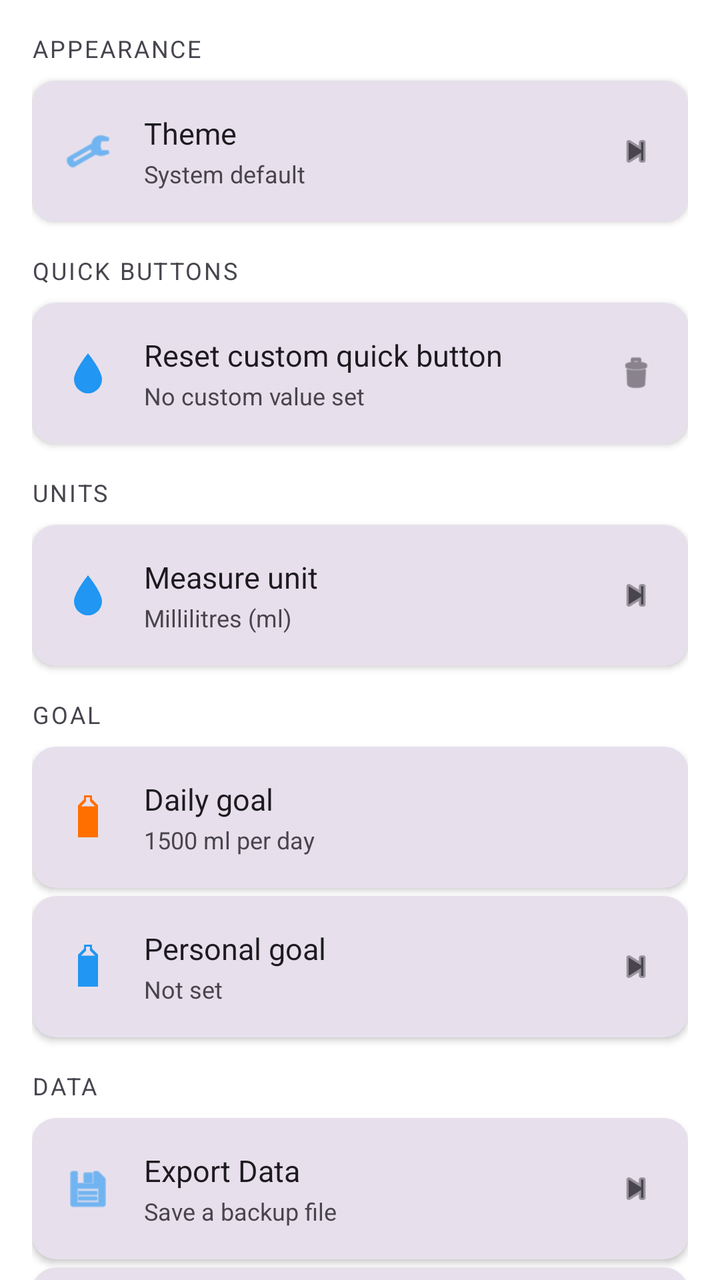
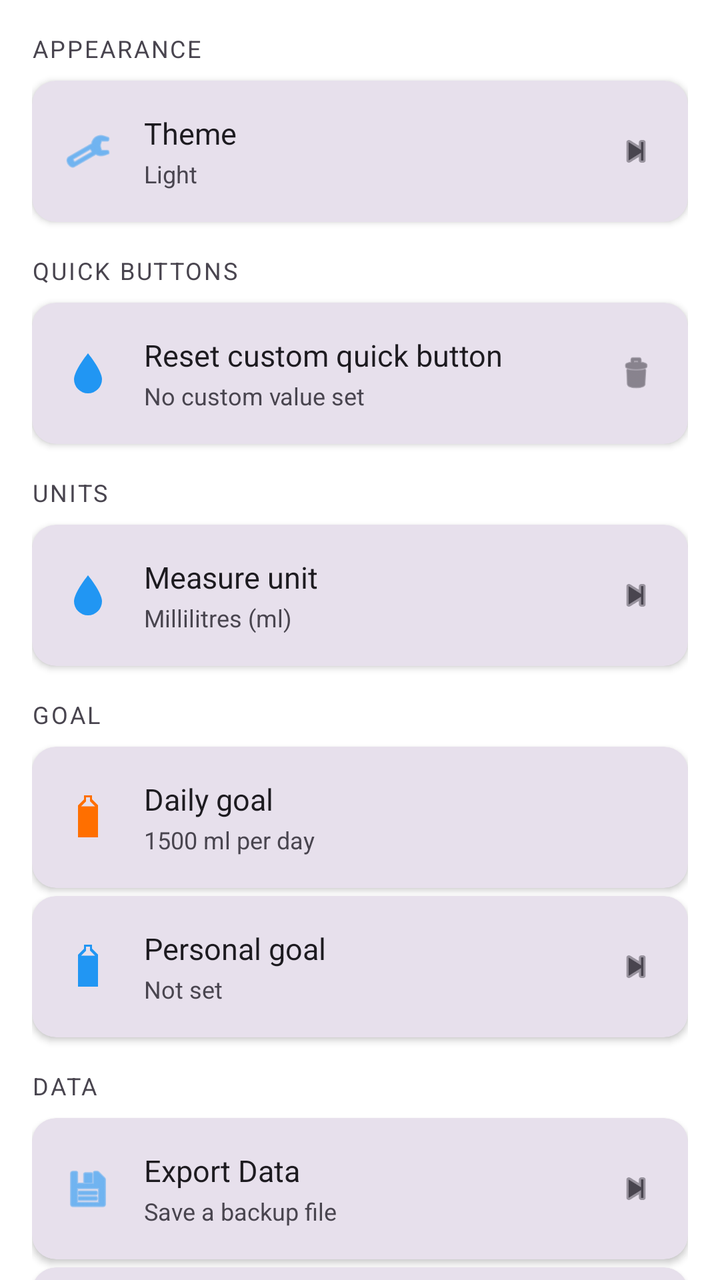

Before-and-after screenshots of an Android layout around one commit, followed by the original layout XML and the change that was made.
<!-- AndroidManifest.xml: application theme Theme.WaterReminder -->
<!-- res/layout/fragment_settings.xml -->
<?xml version="1.0" encoding="utf-8"?>
<androidx.core.widget.NestedScrollView xmlns:android="http://schemas.android.com/apk/res/android"
    xmlns:app="http://schemas.android.com/apk/res-auto"
    android:layout_width="match_parent"
    android:layout_height="match_parent"
    android:background="@color/page_background">

    <LinearLayout
        android:layout_width="match_parent"
        android:layout_height="wrap_content"
        android:orientation="vertical"
        android:padding="16dp">

        
        <TextView
            android:layout_width="match_parent"
            android:layout_height="wrap_content"
            android:layout_marginBottom="8dp"
            android:text="Appearance"
            android:textColor="?attr/colorOnSurfaceVariant"
            android:textSize="12sp"
            android:textAllCaps="true"
            android:letterSpacing="0.08" />

        <androidx.cardview.widget.CardView
            android:layout_width="match_parent"
            android:layout_height="wrap_content"
            android:layout_marginBottom="16dp"
            app:cardCornerRadius="12dp"
            app:cardElevation="2dp"
            app:cardBackgroundColor="?attr/colorSurfaceVariant">

            <LinearLayout
                android:id="@+id/row_set_theme"
                android:layout_width="match_parent"
                android:layout_height="wrap_content"
                android:orientation="horizontal"
                android:gravity="center_vertical"
                android:padding="16dp"
                android:background="?attr/selectableItemBackground"
                android:clickable="true"
                android:focusable="true">

                <ImageView
                    android:layout_width="24dp"
                    android:layout_height="24dp"
                    android:layout_marginEnd="16dp"
                    android:src="@android:drawable/ic_menu_manage"
                    android:tint="@color/brand_blue" />

                <LinearLayout
                    android:layout_width="0dp"
                    android:layout_height="wrap_content"
                    android:layout_weight="1"
                    android:orientation="vertical">

                    <TextView
                        android:layout_width="wrap_content"
                        android:layout_height="wrap_content"
                        android:text="Theme"
                        android:textColor="?attr/colorOnSurface"
                        android:textSize="15sp" />

                    <TextView
                        android:id="@+id/text_theme_current"
                        android:layout_width="wrap_content"
                        android:layout_height="wrap_content"
                        android:layout_marginTop="2dp"
                        android:text="System default"
                        android:textColor="?attr/colorOnSurfaceVariant"
                        android:textSize="12sp" />

                </LinearLayout>

                <ImageView
                    android:layout_width="20dp"
                    android:layout_height="20dp"
                    android:src="@android:drawable/ic_media_next"
                    android:tint="?attr/colorOnSurfaceVariant" />

            </LinearLayout>

        </androidx.cardview.widget.CardView>

        
        <TextView
            android:layout_width="match_parent"
            android:layout_height="wrap_content"
            android:layout_marginBottom="8dp"
            android:text="Quick buttons"
            android:textColor="?attr/colorOnSurfaceVariant"
            android:textSize="12sp"
            android:textAllCaps="true"
            android:letterSpacing="0.08" />

        <androidx.cardview.widget.CardView
            android:layout_width="match_parent"
            android:layout_height="wrap_content"
            android:layout_marginBottom="16dp"
            app:cardCornerRadius="12dp"
            app:cardElevation="2dp"
            app:cardBackgroundColor="?attr/colorSurfaceVariant">

            <LinearLayout
                android:id="@+id/row_reset_custom"
                android:layout_width="match_parent"
                android:layout_height="wrap_content"
                android:orientation="horizontal"
                android:gravity="center_vertical"
                android:padding="16dp"
                android:background="?attr/selectableItemBackground"
                android:clickable="true"
                android:focusable="true">

                <ImageView
                    android:layout_width="24dp"
                    android:layout_height="24dp"
                    android:layout_marginEnd="16dp"
                    android:src="@drawable/ic_water_drop"
                    android:tint="@color/brand_blue" />

                <LinearLayout
                    android:layout_width="0dp"
                    android:layout_height="wrap_content"
                    android:layout_weight="1"
                    android:orientation="vertical">

                    <TextView
                        android:layout_width="wrap_content"
                        android:layout_height="wrap_content"
                        android:text="Reset custom quick button"
                        android:textColor="?attr/colorOnSurface"
                        android:textSize="15sp" />

                    <TextView
                        android:id="@+id/text_custom_current"
                        android:layout_width="wrap_content"
                        android:layout_height="wrap_content"
                        android:layout_marginTop="2dp"
                        android:text="No custom value set"
                        android:textColor="?attr/colorOnSurfaceVariant"
                        android:textSize="12sp" />

                </LinearLayout>

                <ImageView
                    android:layout_width="20dp"
                    android:layout_height="20dp"
                    android:src="@android:drawable/ic_menu_delete"
                    android:tint="?attr/colorOnSurfaceVariant" />

            </LinearLayout>

        </androidx.cardview.widget.CardView>

        
        <TextView
            android:layout_width="match_parent"
            android:layout_height="wrap_content"
            android:layout_marginBottom="8dp"
            android:text="Units"
            android:textColor="?attr/colorOnSurfaceVariant"
            android:textSize="12sp"
            android:textAllCaps="true"
            android:letterSpacing="0.08" />

        <androidx.cardview.widget.CardView
            android:layout_width="match_parent"
            android:layout_height="wrap_content"
            android:layout_marginBottom="16dp"
            app:cardCornerRadius="12dp"
            app:cardElevation="2dp"
            app:cardBackgroundColor="?attr/colorSurfaceVariant">

            <LinearLayout
                android:id="@+id/row_set_unit"
                android:layout_width="match_parent"
                android:layout_height="wrap_content"
                android:orientation="horizontal"
                android:gravity="center_vertical"
                android:padding="16dp"
                android:background="?attr/selectableItemBackground"
                android:clickable="true"
                android:focusable="true">

                <ImageView
                    android:layout_width="24dp"
                    android:layout_height="24dp"
                    android:layout_marginEnd="16dp"
                    android:src="@drawable/ic_water_drop"
                    android:tint="@color/brand_blue" />

                <LinearLayout
                    android:layout_width="0dp"
                    android:layout_height="wrap_content"
                    android:layout_weight="1"
                    android:orientation="vertical">

                    <TextView
                        android:layout_width="wrap_content"
                        android:layout_height="wrap_content"
                        android:text="Measure unit"
                        android:textColor="?attr/colorOnSurface"
                        android:textSize="15sp" />

                    <TextView
                        android:id="@+id/text_unit_current"
                        android:layout_width="wrap_content"
                        android:layout_height="wrap_content"
                        android:layout_marginTop="2dp"
                        android:text="Millilitres (ml)"
                        android:textColor="?attr/colorOnSurfaceVariant"
                        android:textSize="12sp" />

                </LinearLayout>

                <ImageView
                    android:layout_width="20dp"
                    android:layout_height="20dp"
                    android:src="@android:drawable/ic_media_next"
                    android:tint="?attr/colorOnSurfaceVariant" />

            </LinearLayout>

        </androidx.cardview.widget.CardView>

        
        <TextView
            android:layout_width="match_parent"
            android:layout_height="wrap_content"
            android:layout_marginBottom="8dp"
            android:text="Goal"
            android:textColor="?attr/colorOnSurfaceVariant"
            android:textSize="12sp"
            android:textAllCaps="true"
            android:letterSpacing="0.08" />

        <androidx.cardview.widget.CardView
            android:layout_width="match_parent"
            android:layout_height="wrap_content"
            android:layout_marginBottom="2dp"
            app:cardCornerRadius="12dp"
            app:cardElevation="2dp"
            app:cardBackgroundColor="?attr/colorSurfaceVariant">

            
            <LinearLayout
                android:layout_width="match_parent"
                android:layout_height="wrap_content"
                android:orientation="horizontal"
                android:gravity="center_vertical"
                android:padding="16dp">

                <ImageView
                    android:id="@+id/imageView"
                    android:layout_width="24dp"
                    android:layout_height="24dp"
                    android:layout_marginEnd="16dp"
                    android:tint="@color/brand_orange"
                    app:srcCompat="@drawable/ic_bottle_full" />

                <LinearLayout
                    android:layout_width="0dp"
                    android:layout_height="wrap_content"
                    android:layout_weight="1"
                    android:orientation="vertical">

                    <TextView
                        android:layout_width="wrap_content"
                        android:layout_height="wrap_content"
                        android:text="Daily goal"
                        android:textColor="?attr/colorOnSurface"
                        android:textSize="15sp" />

                    <TextView
                        android:layout_width="wrap_content"
                        android:layout_height="wrap_content"
                        android:layout_marginTop="2dp"
                        android:text="1500 ml per day"
                        android:textColor="?attr/colorOnSurfaceVariant"
                        android:textSize="12sp" />

                </LinearLayout>

            </LinearLayout>

        </androidx.cardview.widget.CardView>

        <androidx.cardview.widget.CardView
            android:layout_width="match_parent"
            android:layout_height="wrap_content"
            android:layout_marginTop="2dp"
            android:layout_marginBottom="16dp"
            app:cardCornerRadius="12dp"
            app:cardElevation="2dp"
            app:cardBackgroundColor="?attr/colorSurfaceVariant">

            
            <LinearLayout
                android:id="@+id/row_set_personal_goal"
                android:layout_width="match_parent"
                android:layout_height="wrap_content"
                android:orientation="horizontal"
                android:gravity="center_vertical"
                android:padding="16dp"
                android:background="?attr/selectableItemBackground"
                android:clickable="true"
                android:focusable="true">

                <ImageView
                    android:layout_width="24dp"
                    android:layout_height="24dp"
                    android:layout_marginEnd="16dp"
                    android:src="@drawable/ic_bottle_full"
                    android:tint="@color/brand_blue" />

                <LinearLayout
                    android:layout_width="0dp"
                    android:layout_height="wrap_content"
                    android:layout_weight="1"
                    android:orientation="vertical">

                    <TextView
                        android:layout_width="wrap_content"
                        android:layout_height="wrap_content"
                        android:text="Personal goal"
                        android:textColor="?attr/colorOnSurface"
                        android:textSize="15sp" />

                    <TextView
                        android:id="@+id/text_personal_goal_current"
                        android:layout_width="wrap_content"
                        android:layout_height="wrap_content"
                        android:layout_marginTop="2dp"
                        android:text="Not set"
                        android:textColor="?attr/colorOnSurfaceVariant"
                        android:textSize="12sp" />

                </LinearLayout>

                <ImageView
                    android:layout_width="20dp"
                    android:layout_height="20dp"
                    android:src="@android:drawable/ic_media_next"
                    android:tint="?attr/colorOnSurfaceVariant" />

            </LinearLayout>

        </androidx.cardview.widget.CardView>

        
        <TextView
            android:layout_width="match_parent"
            android:layout_height="wrap_content"
            android:layout_marginBottom="8dp"
            android:text="@string/settings_section_data"
            android:textColor="?attr/colorOnSurfaceVariant"
            android:textSize="12sp"
            android:textAllCaps="true"
            android:letterSpacing="0.08" />

        <androidx.cardview.widget.CardView
            android:layout_width="match_parent"
            android:layout_height="wrap_content"
            android:layout_marginBottom="2dp"
            app:cardCornerRadius="12dp"
            app:cardElevation="2dp"
            app:cardBackgroundColor="?attr/colorSurfaceVariant">

            <LinearLayout
                android:id="@+id/row_export_data"
                android:layout_width="match_parent"
                android:layout_height="wrap_content"
                android:orientation="horizontal"
                android:gravity="center_vertical"
                android:padding="16dp"
                android:background="?attr/selectableItemBackground"
                android:clickable="true"
                android:focusable="true">

                <ImageView
                    android:layout_width="24dp"
                    android:layout_height="24dp"
                    android:layout_marginEnd="16dp"
                    android:src="@android:drawable/ic_menu_save"
                    android:tint="@color/brand_blue" />

                <LinearLayout
                    android:layout_width="0dp"
                    android:layout_height="wrap_content"
                    android:layout_weight="1"
                    android:orientation="vertical">

                    <TextView
                        android:layout_width="wrap_content"
                        android:layout_height="wrap_content"
                        android:text="@string/settings_export_data"
                        android:textColor="?attr/colorOnSurface"
                        android:textSize="15sp" />

                    <TextView
                        android:layout_width="wrap_content"
                        android:layout_height="wrap_content"
                        android:layout_marginTop="2dp"
                        android:text="@string/settings_export_data_subtitle"
                        android:textColor="?attr/colorOnSurfaceVariant"
                        android:textSize="12sp" />

                </LinearLayout>

                <ImageView
                    android:layout_width="20dp"
                    android:layout_height="20dp"
                    android:src="@android:drawable/ic_media_next"
                    android:tint="?attr/colorOnSurfaceVariant" />

            </LinearLayout>

        </androidx.cardview.widget.CardView>

        <androidx.cardview.widget.CardView
            android:layout_width="match_parent"
            android:layout_height="wrap_content"
            android:layout_marginTop="2dp"
            android:layout_marginBottom="16dp"
            app:cardCornerRadius="12dp"
            app:cardElevation="2dp"
            app:cardBackgroundColor="?attr/colorSurfaceVariant">

            <LinearLayout
                android:id="@+id/row_import_data"
                android:layout_width="match_parent"
                android:layout_height="wrap_content"
                android:orientation="horizontal"
                android:gravity="center_vertical"
                android:padding="16dp"
                android:background="?attr/selectableItemBackground"
                android:clickable="true"
                android:focusable="true">

                <ImageView
                    android:layout_width="24dp"
                    android:layout_height="24dp"
                    android:layout_marginEnd="16dp"
                    android:src="@android:drawable/ic_menu_revert"
                    android:tint="@color/brand_blue" />

                <LinearLayout
                    android:layout_width="0dp"
                    android:layout_height="wrap_content"
                    android:layout_weight="1"
                    android:orientation="vertical">

                    <TextView
                        android:layout_width="wrap_content"
                        android:layout_height="wrap_content"
                        android:text="@string/settings_import_data"
                        android:textColor="?attr/colorOnSurface"
                        android:textSize="15sp" />

                    <TextView
                        android:layout_width="wrap_content"
                        android:layout_height="wrap_content"
                        android:layout_marginTop="2dp"
                        android:text="@string/settings_import_data_subtitle"
                        android:textColor="?attr/colorOnSurfaceVariant"
                        android:textSize="12sp" />

                </LinearLayout>

                <ImageView
                    android:layout_width="20dp"
                    android:layout_height="20dp"
                    android:src="@android:drawable/ic_media_next"
                    android:tint="?attr/colorOnSurfaceVariant" />

            </LinearLayout>

        </androidx.cardview.widget.CardView>

        
        <TextView
            android:layout_width="match_parent"
            android:layout_height="wrap_content"
            android:layout_marginBottom="8dp"
            android:text="Help"
            android:textColor="?attr/colorOnSurfaceVariant"
            android:textSize="12sp"
            android:textAllCaps="true"
            android:letterSpacing="0.08" />

        <androidx.cardview.widget.CardView
            android:layout_width="match_parent"
            android:layout_height="wrap_content"
            android:layout_marginBottom="2dp"
            app:cardCornerRadius="12dp"
            app:cardElevation="2dp"
            app:cardBackgroundColor="?attr/colorSurfaceVariant">

            <LinearLayout
                android:id="@+id/row_replay_tour"
                android:layout_width="match_parent"
                android:layout_height="wrap_content"
                android:orientation="horizontal"
                android:gravity="center_vertical"
                android:padding="16dp"
                android:background="?attr/selectableItemBackground"
                android:clickable="true"
                android:focusable="true">

                <ImageView
                    android:layout_width="24dp"
                    android:layout_height="24dp"
                    android:layout_marginEnd="16dp"
                    android:src="@drawable/ic_water_drop"
                    android:tint="@color/brand_blue" />

                <LinearLayout
                    android:layout_width="0dp"
                    android:layout_height="wrap_content"
                    android:layout_weight="1"
                    android:orientation="vertical">

                    <TextView
                        android:layout_width="wrap_content"
                        android:layout_height="wrap_content"
                        android:text="Replay guide tour"
                        android:textColor="?attr/colorOnSurface"
                        android:textSize="15sp" />

                    <TextView
                        android:layout_width="wrap_content"
                        android:layout_height="wrap_content"
                        android:layout_marginTop="2dp"
                        android:text="See the intro again"
                        android:textColor="?attr/colorOnSurfaceVariant"
                        android:textSize="12sp" />

                </LinearLayout>

                <ImageView
                    android:layout_width="20dp"
                    android:layout_height="20dp"
                    android:src="@android:drawable/ic_media_next"
                    android:tint="?attr/colorOnSurfaceVariant" />

            </LinearLayout>

        </androidx.cardview.widget.CardView>

        <androidx.cardview.widget.CardView
            android:layout_width="match_parent"
            android:layout_height="wrap_content"
            android:layout_marginTop="2dp"
            android:layout_marginBottom="16dp"
            app:cardCornerRadius="12dp"
            app:cardElevation="2dp"
            app:cardBackgroundColor="?attr/colorSurfaceVariant">

            <LinearLayout
                android:id="@+id/row_privacy_policy"
                android:layout_width="match_parent"
                android:layout_height="wrap_content"
                android:orientation="horizontal"
                android:gravity="center_vertical"
                android:padding="16dp"
                android:background="?attr/selectableItemBackground"
                android:clickable="true"
                android:focusable="true">

                <ImageView
                    android:layout_width="24dp"
                    android:layout_height="24dp"
                    android:layout_marginEnd="16dp"
                    android:src="@android:drawable/ic_menu_info_details"
                    android:tint="@color/brand_blue" />

                <LinearLayout
                    android:layout_width="0dp"
                    android:layout_height="wrap_content"
                    android:layout_weight="1"
                    android:orientation="vertical">

                    <TextView
                        android:layout_width="wrap_content"
                        android:layout_height="wrap_content"
                        android:text="Privacy Policy"
                        android:textColor="?attr/colorOnSurface"
                        android:textSize="15sp" />

                    <TextView
                        android:layout_width="wrap_content"
                        android:layout_height="wrap_content"
                        android:layout_marginTop="2dp"
                        android:text="How your data is handled"
                        android:textColor="?attr/colorOnSurfaceVariant"
                        android:textSize="12sp" />

                </LinearLayout>

                <ImageView
                    android:layout_width="20dp"
                    android:layout_height="20dp"
                    android:src="@android:drawable/ic_media_next"
                    android:tint="?attr/colorOnSurfaceVariant" />

            </LinearLayout>

        </androidx.cardview.widget.CardView>

        <androidx.cardview.widget.CardView
            android:layout_width="match_parent"
            android:layout_height="wrap_content"
            android:layout_marginTop="2dp"
            android:layout_marginBottom="16dp"
            app:cardCornerRadius="12dp"
            app:cardElevation="2dp"
            app:cardBackgroundColor="?attr/colorSurfaceVariant">

            <LinearLayout
                android:id="@+id/row_changelog"
                android:layout_width="match_parent"
                android:layout_height="wrap_content"
                android:orientation="horizontal"
                android:gravity="center_vertical"
                android:padding="16dp"
                android:background="?attr/selectableItemBackground"
                android:clickable="true"
                android:focusable="true">

                <ImageView
                    android:layout_width="24dp"
                    android:layout_height="24dp"
                    android:layout_marginEnd="16dp"
                    android:src="@android:drawable/ic_menu_recent_history"
                    android:tint="@color/brand_blue" />

                <LinearLayout
                    android:layout_width="0dp"
                    android:layout_height="wrap_content"
                    android:layout_weight="1"
                    android:orientation="vertical">

                    <TextView
                        android:layout_width="wrap_content"
                        android:layout_height="wrap_content"
                        android:text="@string/changelog_label"
                        android:textColor="?attr/colorOnSurface"
                        android:textSize="15sp" />

                    <TextView
                        android:layout_width="wrap_content"
                        android:layout_height="wrap_content"
                        android:layout_marginTop="2dp"
                        android:text="@string/changelog_row_subtitle"
                        android:textColor="?attr/colorOnSurfaceVariant"
                        android:textSize="12sp" />

                </LinearLayout>

                <ImageView
                    android:layout_width="20dp"
                    android:layout_height="20dp"
                    android:src="@android:drawable/ic_media_next"
                    android:tint="?attr/colorOnSurfaceVariant" />

            </LinearLayout>

        </androidx.cardview.widget.CardView>

        <TextView
            android:id="@+id/text_app_version"
            android:layout_width="wrap_content"
            android:layout_height="wrap_content"
            android:layout_marginTop="10dp"
            android:textColor="?attr/colorOnSurfaceVariant"
            android:textSize="12sp" />

    </LinearLayout>

</androidx.core.widget.NestedScrollView>
<!-- resources referenced by this layout -->
<resources>
  <color name="brand_blue">#2196F3</color>
  <color name="brand_orange">#FF6F00</color>
  <color name="page_background">#FFFFFF</color>
  <!-- drawable ic_bottle_full (drawable) -->
  <?xml version="1.0" encoding="utf-8"?>
  <vector xmlns:android="http://schemas.android.com/apk/res/android"
      android:width="24dp"
      android:height="24dp"
      android:viewportWidth="24"
      android:viewportHeight="24">
      <path
          android:fillColor="#FFFFFF"
          android:fillType="evenOdd"
          android:pathData="
              M10,1 H14 V3 L17,6 V22 H7 V6 L10,3 Z
              M11,2 H13 V4 L15.5,6.5 V21 H8.5 V6.5 L11,4 Z
              M8.5,6.5 H15.5 V21 H8.5 Z" />
  </vector>
  <!-- drawable ic_water_drop (drawable) -->
  <?xml version="1.0" encoding="utf-8"?>
  <vector xmlns:android="http://schemas.android.com/apk/res/android"
      android:width="18dp"
      android:height="18dp"
      android:viewportWidth="24"
      android:viewportHeight="24">
      <path
          android:fillColor="#2196F3"
          android:pathData="M12,2C12,2 5,10.5 5,15a7,7 0,0 0,14 0C19,10.5 12,2 12,2z" />
  </vector>
  <string name="changelog_label">Change Log</string>
  <string name="changelog_row_subtitle">What\'s new in each version</string>
  <string name="settings_export_data">Export Data</string>
  <string name="settings_export_data_subtitle">Save a backup file</string>
  <string name="settings_import_data">Import Data</string>
  <string name="settings_import_data_subtitle">Restore from a backup file</string>
  <string name="settings_section_data">Data</string>
  <style name="Theme.WaterReminder" parent="Base.Theme.WaterReminder" />
  <style name="Base.Theme.WaterReminder" parent="Theme.Material3.DayNight.NoActionBar">
          
          
      </style>
</resources>

<!-- the commit's change to res/layout/fragment_settings.xml (unified diff, before → after) -->
@@ -66,7 +66,7 @@
                         android:layout_width="wrap_content"
                         android:layout_height="wrap_content"
                         android:layout_marginTop="2dp"
-                        android:text="System default"
+                        android:text="@string/theme_light"
                         android:textColor="?attr/colorOnSurfaceVariant"
                         android:textSize="12sp" />
 
<!-- resource entries referenced after the edit -->
@@ -36,6 +36,7 @@
   <string name="settings_import_data">Import Data</string>
   <string name="settings_import_data_subtitle">Restore from a backup file</string>
   <string name="settings_section_data">Data</string>
+  <string name="theme_light">Light</string>
   <style name="Theme.WaterReminder" parent="Base.Theme.WaterReminder" />
   <style name="Base.Theme.WaterReminder" parent="Theme.Material3.DayNight.NoActionBar">
           
